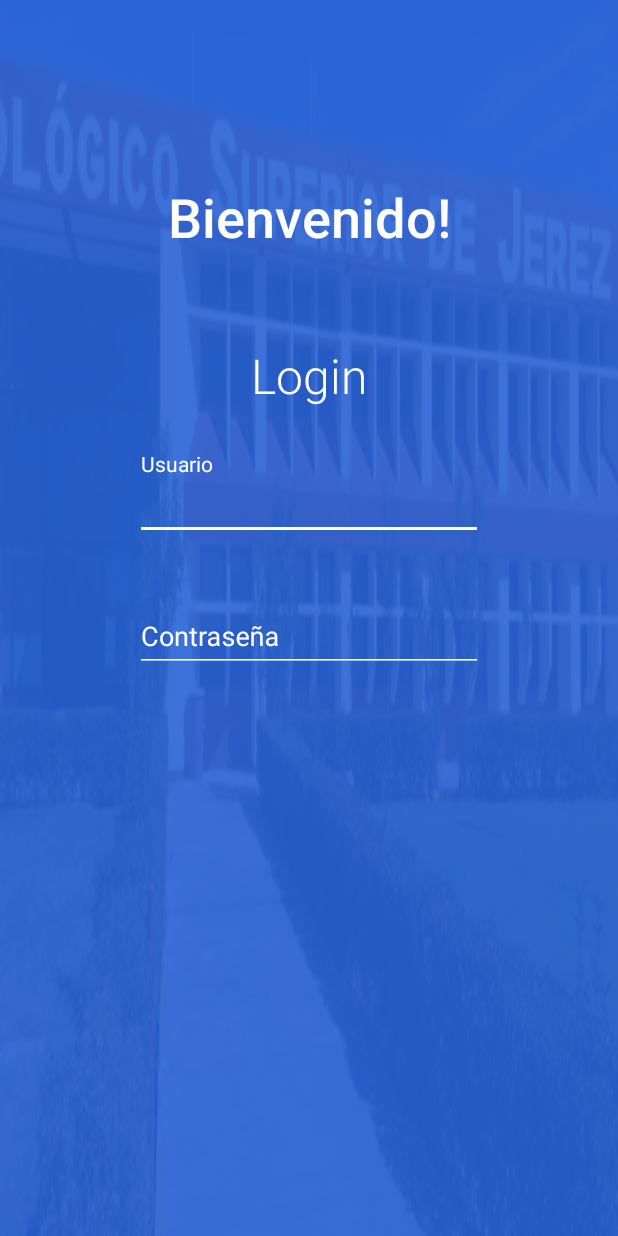
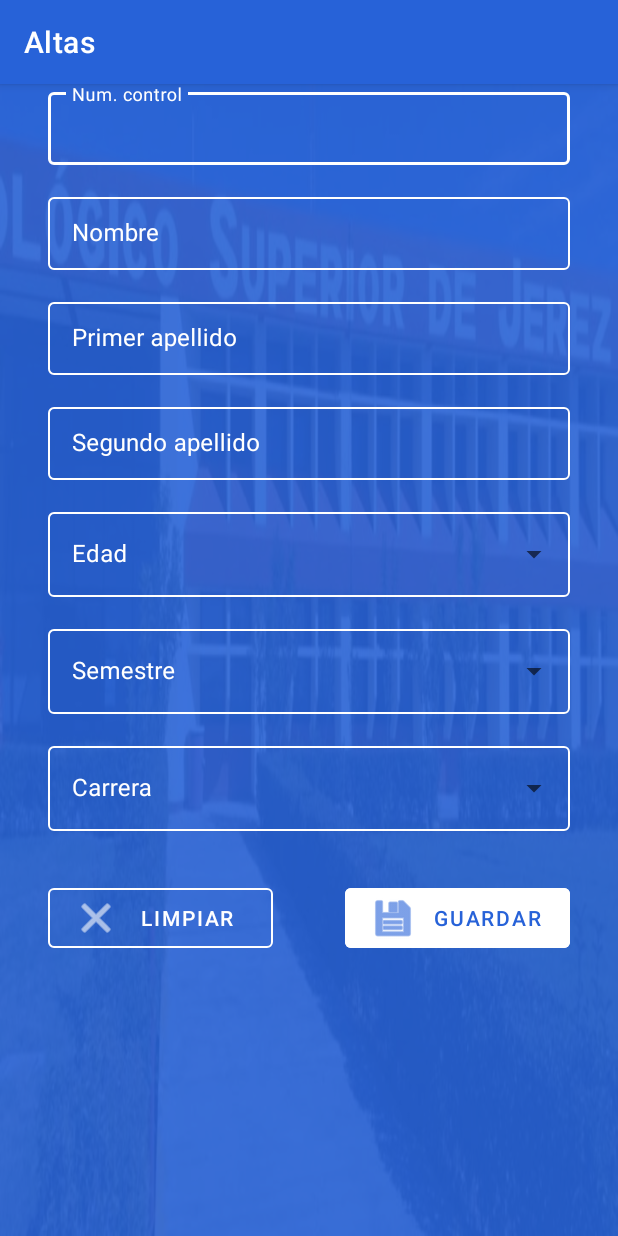
Before and after one commit to OctavianoDeLaTorre/ui_example, an Android app: the screen it shows after launch (MainActivity before the commit, AltasActivity after it), on a phone screen of 412 x 824 dp. Run offline under Robolectric (Android 15) with nearby library versions, the phone set to English and light mode, and no system bars.

Commit message:
Create student menu

```diff
--- /dev/null
+++ b/app/src/main/java/com/example/ui/AltasActivity.java
@@ -0,0 +1,33 @@
+package com.example.ui;
+
+import android.os.Bundle;
+
+import androidx.appcompat.app.AppCompatActivity;
+
+import android.widget.ArrayAdapter;
+import android.widget.AutoCompleteTextView;
+import android.widget.Spinner;
+
+public class AltasActivity extends AppCompatActivity {
+
+    @Override
+    protected void onCreate(Bundle savedInstanceState) {
+        super.onCreate(savedInstanceState);
+        setContentView(R.layout.activity_altas);
+
+        String[] COUNTRIES = new String[] {"Item 1", "Item 2", "Item 3", "Item 4"};
+
+        ArrayAdapter<String> adapter =
+                new ArrayAdapter<>(
+                       this,
+                        R.layout.support_simple_spinner_dropdown_item,
+                        COUNTRIES);
+
+        AutoCompleteTextView editTextFilledExposedDropdown =
+                findViewById(R.id.filled_exposed_dropdown);
+        editTextFilledExposedDropdown.setDropDownBackgroundResource(R.color.colorAccent);
+        editTextFilledExposedDropdown.setAdapter(adapter);
+
+    }
+
+}
--- /dev/null
+++ b/app/src/main/java/com/example/ui/MenuAlumno.java
@@ -0,0 +1,14 @@
+package com.example.ui;
+
+import androidx.appcompat.app.AppCompatActivity;
+
+import android.os.Bundle;
+
+public class MenuAlumno extends AppCompatActivity {
+
+    @Override
+    protected void onCreate(Bundle savedInstanceState) {
+        super.onCreate(savedInstanceState);
+        setContentView(R.layout.activity_menu_alumno);
+    }
+}
--- /dev/null
+++ b/app/src/main/res/layout/activity_altas.xml
@@ -0,0 +1,219 @@
+<?xml version="1.0" encoding="utf-8"?>
+<androidx.constraintlayout.widget.ConstraintLayout xmlns:android="http://schemas.android.com/apk/res/android"
+    xmlns:app="http://schemas.android.com/apk/res-auto"
+    xmlns:tools="http://schemas.android.com/tools"
+    android:layout_width="match_parent"
+    android:layout_height="match_parent"
+    app:layout_behavior="@string/title_activity_altas"
+    android:background="@drawable/bg"
+    tools:context=".AltasActivity" >
+
+    <ScrollView
+        android:layout_width="0dp"
+        android:layout_height="0dp"
+        android:background="@color/colorPrimaryAlpha"
+        app:layout_constraintBottom_toBottomOf="parent"
+        app:layout_constraintEnd_toEndOf="parent"
+        app:layout_constraintHorizontal_bias="0.0"
+        app:layout_constraintStart_toStartOf="parent"
+        app:layout_constraintTop_toTopOf="parent"
+        app:layout_constraintVertical_bias="0.0">
+
+        <androidx.constraintlayout.widget.ConstraintLayout
+            android:layout_width="match_parent"
+            android:layout_height="match_parent"
+            app:layout_constraintBottom_toBottomOf="parent"
+            app:layout_constraintEnd_toEndOf="parent"
+            app:layout_constraintStart_toStartOf="parent"
+            app:layout_constraintTop_toTopOf="parent">
+
+
+            <com.google.android.material.textfield.TextInputLayout
+                android:id="@+id/textInputLayout"
+                style="@style/TextInputLayoutAppearance"
+                android:layout_width="match_parent"
+                android:layout_height="wrap_content"
+                android:layout_marginStart="32dp"
+                android:layout_marginLeft="32dp"
+                android:layout_marginTop="32dp"
+                android:layout_marginEnd="32dp"
+                android:layout_marginRight="32dp"
+                android:hint="Num. control"
+
+                app:layout_constraintEnd_toEndOf="parent"
+                app:layout_constraintStart_toStartOf="parent"
+                app:layout_constraintTop_toBottomOf="@+id/textView2">
+
+                <com.google.android.material.textfield.TextInputEditText
+                    style="@style/cajas"
+                    android:layout_width="match_parent"
+                    android:layout_height="wrap_content" />
+
+            </com.google.android.material.textfield.TextInputLayout>
+
+            <com.google.android.material.textfield.TextInputLayout
+                android:id="@+id/textInputLayout3"
+                style="@style/TextInputLayoutAppearance"
+                android:hint="Nombre"
+                android:layout_width="match_parent"
+                android:layout_height="wrap_content"
+                android:layout_marginStart="32dp"
+                android:layout_marginLeft="32dp"
+                android:layout_marginTop="16dp"
+                android:layout_marginEnd="32dp"
+                android:layout_marginRight="32dp"
+                app:layout_constraintEnd_toEndOf="parent"
+                app:layout_constraintStart_toStartOf="parent"
+                app:layout_constraintTop_toBottomOf="@+id/textInputLayout">
+
+                <com.google.android.material.textfield.TextInputEditText
+                    style="@style/cajas"
+                    android:layout_width="match_parent"
+                    android:layout_height="wrap_content" />
+            </com.google.android.material.textfield.TextInputLayout>
+
+            <com.google.android.material.textfield.TextInputLayout
+                style="@style/TextInputLayoutAppearance"
+                android:hint="Primer apellido"
+                android:id="@+id/textInputLayout4"
+                android:layout_width="match_parent"
+                android:layout_height="wrap_content"
+                android:layout_marginStart="32dp"
+                android:layout_marginLeft="32dp"
+                android:layout_marginTop="16dp"
+                android:layout_marginEnd="32dp"
+                android:layout_marginRight="32dp"
+                app:layout_constraintEnd_toEndOf="parent"
+                app:layout_constraintStart_toStartOf="parent"
+                app:layout_constraintTop_toBottomOf="@+id/textInputLayout3">
+
+                <com.google.android.material.textfield.TextInputEditText
+                    style="@style/cajas"
+                    android:layout_width="match_parent"
+                    android:layout_height="wrap_content"
+                   />
+            </com.google.android.material.textfield.TextInputLayout>
+
+            <com.google.android.material.textfield.TextInputLayout
+                style="@style/TextInputLayoutAppearance"
+                android:hint="Segundo apellido"
+                android:id="@+id/textInputLayout5"
+                android:layout_width="match_parent"
+                android:layout_height="wrap_content"
+                android:layout_marginStart="32dp"
+                android:layout_marginLeft="32dp"
+                android:layout_marginTop="16dp"
+                android:layout_marginEnd="32dp"
+                android:layout_marginRight="32dp"
+                app:layout_constraintEnd_toEndOf="parent"
+                app:layout_constraintStart_toStartOf="parent"
+                app:layout_constraintTop_toBottomOf="@+id/textInputLayout4">
+
+                <com.google.android.material.textfield.TextInputEditText
+                    style="@style/cajas"
+                    android:layout_width="match_parent"
+                    android:layout_height="wrap_content"
+                   />
+            </com.google.android.material.textfield.TextInputLayout>
+
+            <com.google.android.material.textfield.TextInputLayout
+                android:id="@+id/textInputLayout6"
+                style="@style/select"
+                android:layout_width="match_parent"
+                android:layout_height="wrap_content"
+                android:layout_marginStart="32dp"
+                android:layout_marginLeft="32dp"
+                android:layout_marginTop="16dp"
+                android:layout_marginEnd="32dp"
+                android:layout_marginRight="32dp"
+                android:hint="Edad"
+                android:textColorHint="#fff"
+                app:layout_constraintEnd_toEndOf="parent"
+                app:layout_constraintStart_toStartOf="parent"
+                app:layout_constraintTop_toBottomOf="@+id/textInputLayout5">
+
+                <AutoCompleteTextView
+                    android:id="@+id/filled_exposed_dropdown"
+                    style="@style/cajas"
+                    android:layout_width="match_parent"
+                    android:layout_height="wrap_content" />
+
+            </com.google.android.material.textfield.TextInputLayout>
+
+            <com.google.android.material.textfield.TextInputLayout
+                style="@style/select"
+                android:hint="Semestre"
+                android:id="@+id/textInputLayout7"
+                android:layout_width="match_parent"
+                android:layout_height="match_parent"
+                android:layout_marginStart="32dp"
+                android:layout_marginLeft="32dp"
+                android:layout_marginTop="16dp"
+                android:layout_marginEnd="32dp"
+                android:layout_marginRight="32dp"
+                app:layout_constraintEnd_toEndOf="parent"
+                app:layout_constraintStart_toStartOf="parent"
+                app:layout_constraintTop_toBottomOf="@+id/textInputLayout6">
+
+                <AutoCompleteTextView
+
+                    style="@style/cajas"
+                    android:layout_width="match_parent"
+                    android:layout_height="wrap_content" />
+            </com.google.android.material.textfield.TextInputLayout>
+
+            <com.google.android.material.textfield.TextInputLayout
+                android:id="@+id/textInputLayout8"
+                style="@style/select"
+                android:layout_width="match_parent"
+                android:layout_height="wrap_content"
+                android:layout_marginStart="32dp"
+                android:layout_marginLeft="32dp"
+                android:layout_marginTop="16dp"
+                android:layout_marginEnd="32dp"
+                android:layout_marginRight="32dp"
+                android:hint="Carrera"
+                app:layout_constraintEnd_toEndOf="parent"
+                app:layout_constraintStart_toStartOf="parent"
+                app:layout_constraintTop_toBottomOf="@+id/textInputLayout7">
+
+                <AutoCompleteTextView
+
+                    style="@style/cajas"
+                    android:layout_width="match_parent"
+                    android:layout_height="wrap_content" />
+            </com.google.android.material.textfield.TextInputLayout>
+
+            <com.google.android.material.button.MaterialButton
+                android:id="@+id/material_text_button"
+                style="@style/lineButton"
+                android:layout_width="150dp"
+                android:layout_height="wrap_content"
+                android:layout_marginStart="32dp"
+                android:layout_marginLeft="32dp"
+                android:layout_marginTop="32dp"
+                android:text="Limpiar"
+                android:drawableLeft="@android:drawable/ic_menu_close_clear_cancel"
+                android:drawableTint="#fff"
+                app:layout_constraintStart_toStartOf="parent"
+                app:layout_constraintTop_toBottomOf="@+id/textInputLayout8" />
+
+            <com.google.android.material.button.MaterialButton
+                android:id="@+id/material_unelevated_button"
+                style="@style/Botones"
+                android:layout_width="150dp"
+                android:layout_height="wrap_content"
+                android:layout_marginTop="32dp"
+                android:layout_marginEnd="32dp"
+                android:layout_marginRight="32dp"
+                android:text="Guardar"
+                android:drawableLeft="@android:drawable/ic_menu_save"
+                android:drawableTint="@color/colorPrimary"
+                app:layout_constraintEnd_toEndOf="parent"
+                app:layout_constraintTop_toBottomOf="@+id/textInputLayout8" />
+
+
+        </androidx.constraintlayout.widget.ConstraintLayout>
+    </ScrollView>
+
+</androidx.constraintlayout.widget.ConstraintLayout>
--- a/app/src/main/res/layout/activity_main.xml
+++ b/app/src/main/res/layout/activity_main.xml
@@ -71,6 +71,7 @@
             </com.google.android.material.textfield.TextInputLayout>
 
             <com.google.android.material.textfield.TextInputLayout
+                android:id="@+id/textInputLayout2"
                 style="@style/TextInputLayoutAppearance"
                 android:layout_width="match_parent"
                 android:layout_height="wrap_content"
@@ -85,11 +86,26 @@
 
                 <com.google.android.material.textfield.TextInputEditText
                     style="@style/cajas"
-                    android:password="true"
                     android:layout_width="match_parent"
                     android:layout_height="wrap_content"
-                    android:hint="Contraseña" />
+                    android:hint="Contraseña"
+                    android:password="true" />
             </com.google.android.material.textfield.TextInputLayout>
+
+            <com.google.android.material.button.MaterialButton
+                android:id="@+id/material_button"
+                android:layout_width="0dp"
+                android:layout_height="wrap_content"
+                android:layout_marginStart="90dp"
+                android:layout_marginLeft="90dp"
+                android:layout_marginTop="30dp"
+                android:layout_marginEnd="90dp"
+                android:layout_marginRight="90dp"
+                android:text="Ingresar"
+                style="@style/Botones"
+                app:layout_constraintEnd_toEndOf="parent"
+                app:layout_constraintStart_toStartOf="parent"
+                app:layout_constraintTop_toBottomOf="@+id/textInputLayout2" />
 
 
 
--- /dev/null
+++ b/app/src/main/res/layout/activity_menu_alumno.xml
@@ -0,0 +1,9 @@
+<?xml version="1.0" encoding="utf-8"?>
+<androidx.constraintlayout.widget.ConstraintLayout xmlns:android="http://schemas.android.com/apk/res/android"
+    xmlns:app="http://schemas.android.com/apk/res-auto"
+    xmlns:tools="http://schemas.android.com/tools"
+    android:layout_width="match_parent"
+    android:layout_height="match_parent"
+    tools:context=".MenuAlumno">
+
+</androidx.constraintlayout.widget.ConstraintLayout>
--- a/app/src/main/res/values/colors.xml
+++ b/app/src/main/res/values/colors.xml
@@ -1,6 +1,10 @@
 <?xml version="1.0" encoding="utf-8"?>
-<resources>
-    <color name="colorPrimary">#E52762D8</color>
-    <color name="colorPrimaryDark">#E52762D8</color>
+<resources xmlns:tools="http://schemas.android.com/tools">
+    <color name="colorPrimary">#2762D8</color>
+    <color name="colorPrimaryDark">#2762D8</color>
     <color name="colorAccent">#fff</color>
+
+    <color name="colorPrimaryAlpha">#E52762D8</color>
+
+    <color name="mtrl_textinput_default_box_stroke_color" tools:override="true">#fff</color>
 </resources>
--- /dev/null
+++ b/app/src/main/res/values/dimens.xml
@@ -0,0 +1,3 @@
+<resources>
+    <dimen name="fab_margin">16dp</dimen>
+</resources>
--- a/app/src/main/res/values/strings.xml
+++ b/app/src/main/res/values/strings.xml
@@ -1,3 +1,4 @@
 <resources>
     <string name="app_name">UI</string>
+    <string name="title_activity_altas">Altas</string>
 </resources>
--- a/app/src/main/res/values/styles.xml
+++ b/app/src/main/res/values/styles.xml
@@ -1,7 +1,7 @@
 <resources xmlns:tools="http://schemas.android.com/tools">
 
     <!-- Base application theme. -->
-    <style name="AppTheme" parent="Theme.MaterialComponents.Light.NoActionBar">
+    <style name="AppTheme" parent="Theme.MaterialComponents.Light.DarkActionBar">
         <!-- Customize your theme here. -->
         <item name="colorPrimary">@color/colorPrimary</item>
         <item name="colorPrimaryDark">@color/colorPrimaryDark</item>
@@ -28,27 +28,72 @@
         <item name="android:fontFamily" tools:targetApi="jelly_bean">sans-serif-light</item>
     </style>
 
-    <style name="cajas" >
+    <style name="cajas">
         <item name="android:textColor">#fff</item>
-
         <item name="android:colorForeground">#fff</item>
         <item name="android:textColorHint">#E1FFFFFF</item>
         <item name="android:backgroundTint" tools:targetApi="lollipop">#FFFFFF</item>
+        <item name="android:textCursorDrawable">@null</item>
     </style>
 
-    <style name="TextInputLayoutAppearance" parent="Widget.Design.TextInputLayout">
+    <style name="TextInputLayoutAppearance" parent="Widget.MaterialComponents.TextInputLayout.OutlinedBox.Dense">
         <!-- reference our hint & error styles -->
-        <item name="hintTextAppearance">@style/HintText</item>
         <item name="android:textColor">@android:color/white</item>
         <item name="android:textColorHint">@android:color/white</item>
         <item name="colorControlNormal">@android:color/white</item>
         <item name="colorControlActivated">@android:color/white</item>
         <item name="colorControlHighlight">@android:color/white</item>
+        <item name="boxStrokeColor">#fff</item>
+        <item name="colorAccent">#fff</item>
+        <item name="colorSecondary">#fff</item>
+        <item name="colorPrimaryDark">#fff</item>
+        <item name="colorPrimary">#fff</item>
+        <item name="hintTextColor">#fff</item>
     </style>
 
     <style name="HintText" parent="TextAppearance.AppCompat">
         <item name="android:textColor">@android:color/white</item>
         <item name="android:textSize">14sp</item>
+        <item name="android:textColorHint">#fff</item>
     </style>
 
+    <style name="Botones" parent="Widget.MaterialComponents.Button.UnelevatedButton">
+        <item name="android:textColor">@color/colorPrimary</item>
+        <item name="android:backgroundTint" tools:targetApi="lollipop">#FFFFFF</item>
+    </style>
+
+    <style name="AppTheme.NoActionBar">
+        <item name="windowActionBar">false</item>
+        <item name="windowNoTitle">true</item>
+    </style>
+
+
+    <style name="select" parent="Widget.MaterialComponents.TextInputLayout.OutlinedBox.ExposedDropdownMenu">
+        <item name="android:colorForeground">#fff</item>
+        <item name="android:backgroundTint" tools:targetApi="lollipop">#FFFFFF</item>
+        <item name="android:textColor">@android:color/white</item>
+        <item name="android:textColorHint">@android:color/white</item>
+        <item name="colorControlNormal">@android:color/white</item>
+        <item name="colorControlActivated">@android:color/white</item>
+        <item name="colorControlHighlight">@android:color/white</item>
+        <item name="boxStrokeColor">#fff</item>
+        <item name="colorAccent">#fff</item>
+        <item name="colorSecondary">#fff</item>
+        <item name="colorPrimaryDark">#fff</item>
+        <item name="colorPrimary">#fff</item>
+        <item name="hintTextColor">#fff</item>
+    </style>
+
+    <style name="lineButton" parent="Widget.MaterialComponents.Button.OutlinedButton">
+        <item name="boxStrokeColor">#fff</item>
+        <item name="colorAccent">#fff</item>
+        <item name="colorSecondary">#fff</item>
+        <item name="colorPrimaryDark">#fff</item>
+        <item name="colorPrimary">#fff</item>
+        <item name="android:textColor">@android:color/white</item>
+        <item name="strokeColor">#fff</item>
+
+    </style>
+
+
 </resources>
```
Also changed, not shown: app/src/main/AndroidManifest.xml (+8 -2 lines).
